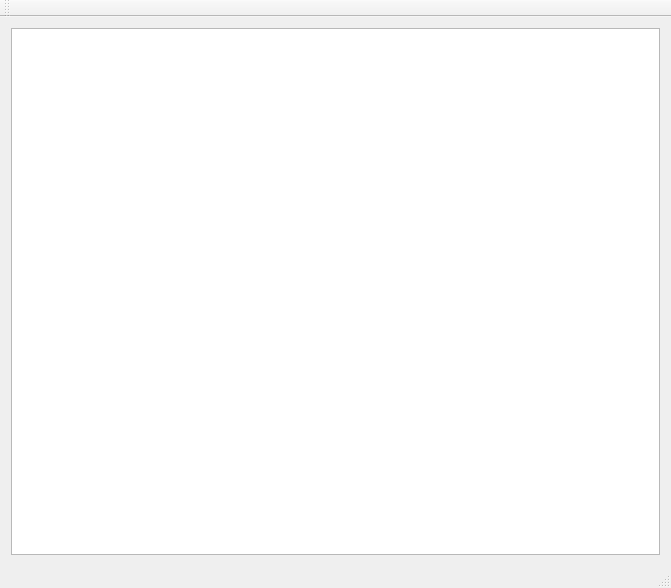
Old version of the form qt/mainwindow.ui in the repository whoozle/android-file-transfer-linux.
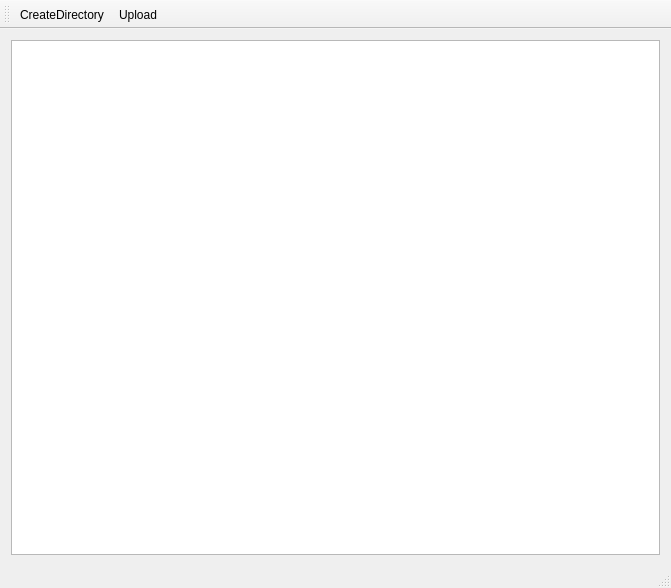
New version of the form. Icons and pictures are not drawn.

Commit message: added CreateDirectory and Upload actions

Patch:
```diff
--- a/qt/mainwindow.ui
+++ b/qt/mainwindow.ui
@@ -54,8 +54,26 @@
    <attribute name="toolBarBreak">
     <bool>false</bool>
    </attribute>
+   <addaction name="actionCreateDirectory"/>
+   <addaction name="actionUpload"/>
   </widget>
   <widget class="QStatusBar" name="statusBar"/>
+  <action name="actionUpload">
+   <property name="icon">
+    <iconset theme="multimedia-player"/>
+   </property>
+   <property name="text">
+    <string>Upload</string>
+   </property>
+  </action>
+  <action name="actionCreateDirectory">
+   <property name="icon">
+    <iconset theme="folder-new"/>
+   </property>
+   <property name="text">
+    <string>CreateDirectory</string>
+   </property>
+  </action>
  </widget>
  <layoutdefault spacing="6" margin="11"/>
  <resources/>
```
